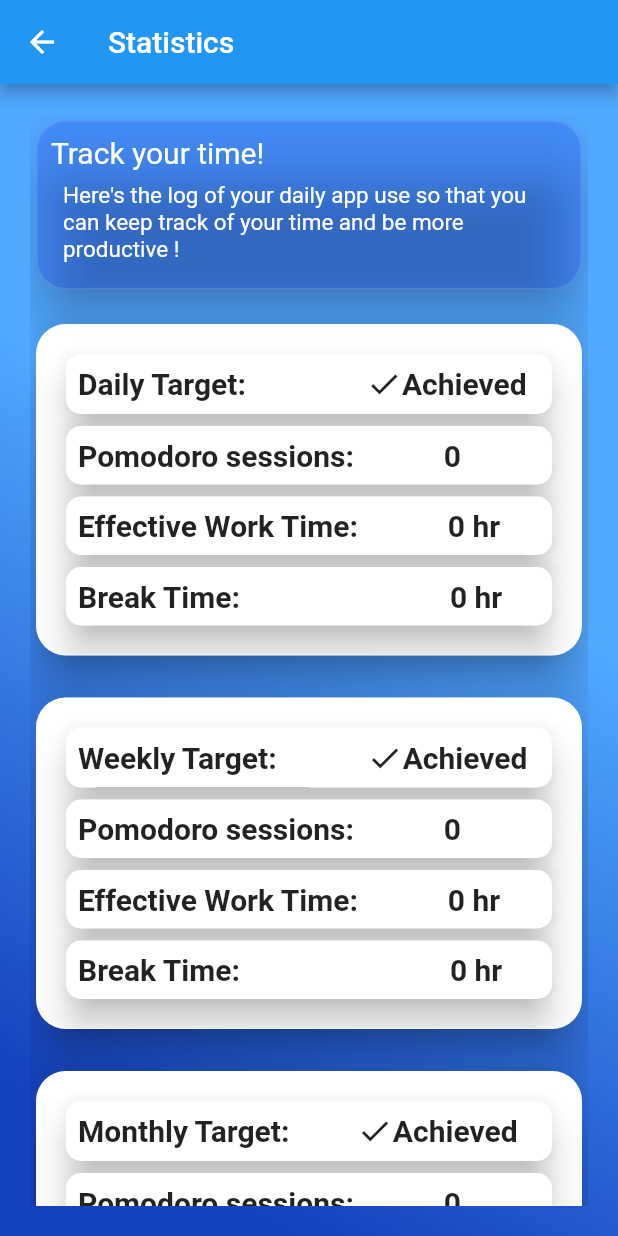
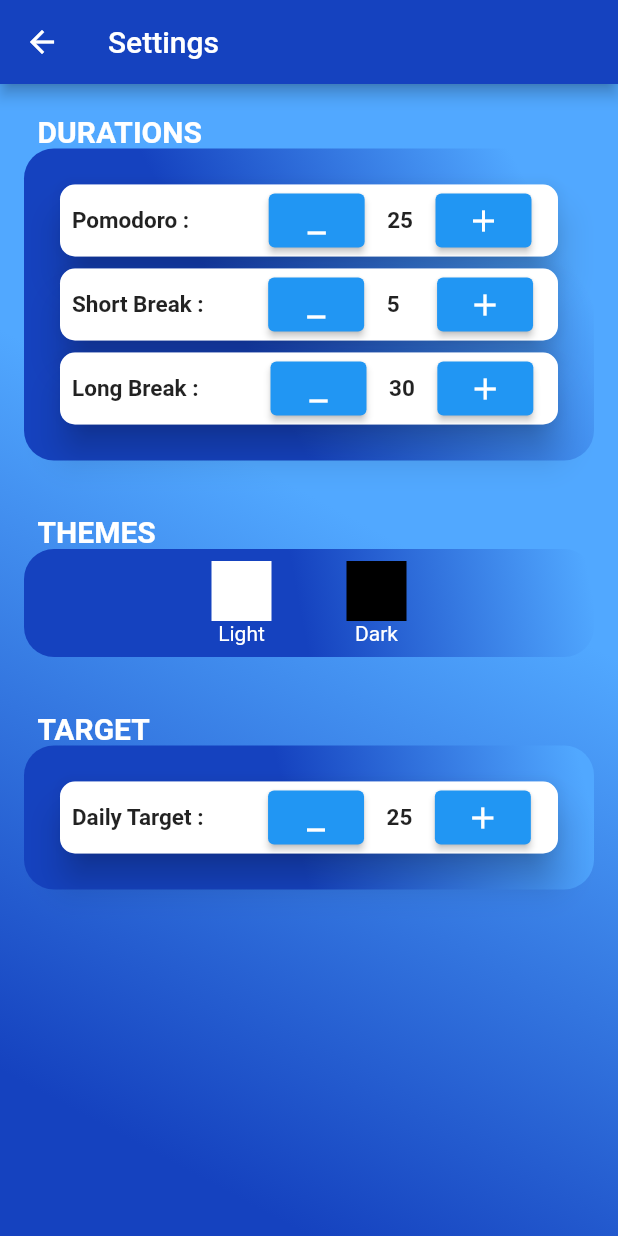
Before and after one commit to Rachita-Dongre/productivityplus, a Flutter app: the screen it shows after launch, on a phone screen of 412 x 824 dp. Run offline on Flutter 3.47's test engine with Material 2 defaults, Android fonts, the phone set to English and light mode, and no system bars; our stand-ins replace percent_indicator.

Commit message:
completed settings ui

```diff
--- a/lib/main.dart
+++ b/lib/main.dart
@@ -2,6 +2,7 @@ import 'package:flutter/material.dart';
 import 'package:productivityplus/screens.dart/home_screen.dart';
 import 'package:productivityplus/screens.dart/login_screen.dart';
 import 'package:productivityplus/screens.dart/register_screen.dart';
+import 'package:productivityplus/screens.dart/settings_screen.dart';
 import 'package:productivityplus/screens.dart/statistics_screen.dart';
 import 'package:productivityplus/utils/routes/routes.dart';
 
@@ -15,8 +16,8 @@ class MyApp extends StatelessWidget {
   @override
   Widget build(BuildContext context) {
     return MaterialApp(
-      home: const StatisticsPage(),
-      initialRoute: MyRoutes.statisticsRoute,
+      home: const SettingsPage(),
+      initialRoute: MyRoutes.settingsRoute,
       routes: {
         //"/": (context) => LoginPage(),
         MyRoutes.loginRoute: (context) => const LoginPage(),
@@ -24,7 +25,7 @@ class MyApp extends StatelessWidget {
         MyRoutes.registerRoute: (context) => const RegisterPage(),
         // MyRoutes.emailVerificationRoute: (context) => EmailVerificationPage(),
         MyRoutes.statisticsRoute: (context) => const StatisticsPage(),
-        // MyRoutes.settingsRoute: (context) => SettingsPage(),
+        MyRoutes.settingsRoute: (context) => const SettingsPage(),
       },
     );
   }
--- a/lib/screens.dart/settings_screen.dart
+++ b/lib/screens.dart/settings_screen.dart
@@ -0,0 +1,401 @@
+//settings page for the app.
+
+import 'package:flutter/material.dart';
+import 'package:productivityplus/screens.dart/statistics_screen.dart';
+
+class SettingsPage extends StatefulWidget {
+  const SettingsPage({super.key});
+
+  @override
+  State<SettingsPage> createState() => _SettingsPageState();
+}
+
+class _SettingsPageState extends State<SettingsPage> {
+  int pomodoroTime = 25;
+  int breakTime = 5;
+  int longBreakTime = 30;
+
+  @override
+  Widget build(BuildContext context) {
+    return Scaffold(
+      appBar: AppBar(
+        title: const Text("Settings"),
+        backgroundColor: const Color.fromARGB(255, 21, 66, 191),
+      ),
+      body: Container(
+        decoration: const BoxDecoration(
+          gradient: LinearGradient(
+            colors: [Color(0xff1542bf), Color(0xff51a8ff)],
+            begin: FractionalOffset(0.5, 1),
+          ),
+        ),
+        child: Column(
+          mainAxisAlignment: MainAxisAlignment.start,
+          crossAxisAlignment: CrossAxisAlignment.start,
+          children: [
+            const SizedBox(
+              height: 20.0,
+            ),
+            const Padding(
+              padding: EdgeInsets.fromLTRB(25, 0, 0, 0),
+              child: Text(
+                "DURATIONS",
+                style: TextStyle(
+                  color: Colors.white,
+                  fontSize: 20.0,
+                  fontWeight: FontWeight.bold,
+                ),
+              ),
+            ),
+            //durations card
+            Padding(
+              padding: const EdgeInsets.fromLTRB(16, 0, 16, 16),
+              child: Container(
+                decoration: const BoxDecoration(
+                  gradient: LinearGradient(
+                    colors: [Color(0xff1542bf), Color(0xff51a8ff)],
+                    begin: FractionalOffset(0.5, 1),
+                  ),
+                  borderRadius: BorderRadius.all(Radius.circular(20)),
+                ),
+                child: Padding(
+                  padding: const EdgeInsets.all(20.0),
+                  child: Column(
+                    children: [
+                      Card(
+                        shape: RoundedRectangleBorder(
+                          side: const BorderSide(
+                            color: Colors.white30,
+                          ),
+                          borderRadius: BorderRadius.circular(10),
+                        ),
+                        elevation: 10.0,
+                        child: Row(
+                          children: [
+                            const Padding(
+                              padding: EdgeInsets.all(8.0),
+                              child: Text(
+                                "Pomodoro :",
+                                style: TextStyle(
+                                    fontWeight: FontWeight.bold,
+                                    fontSize: 15.0),
+                              ),
+                            ),
+                            const SizedBox(
+                              width: 45.0,
+                            ),
+                            ElevatedButton(
+                              onPressed: () {
+                                setState(() {
+                                  pomodoroTime--;
+                                });
+                              },
+                              child: const Icon(Icons.minimize),
+                            ),
+                            const SizedBox(
+                              width: 15.0,
+                            ),
+                            Text(
+                              "$pomodoroTime",
+                              style: const TextStyle(
+                                  fontWeight: FontWeight.bold, fontSize: 15.0),
+                            ),
+                            const SizedBox(
+                              width: 15.0,
+                            ),
+                            ElevatedButton(
+                              onPressed: () {
+                                setState(() {
+                                  pomodoroTime++;
+                                });
+                              },
+                              child: const Icon(Icons.add),
+                            )
+                          ],
+                        ),
+                      ),
+                      Card(
+                        shape: RoundedRectangleBorder(
+                          side: const BorderSide(
+                            color: Colors.white30,
+                          ),
+                          borderRadius: BorderRadius.circular(10),
+                        ),
+                        elevation: 10.0,
+                        child: Row(
+                          children: [
+                            const Padding(
+                              padding: EdgeInsets.all(8.0),
+                              child: Text(
+                                "Short Break :",
+                                style: TextStyle(
+                                    fontWeight: FontWeight.bold,
+                                    fontSize: 15.0),
+                              ),
+                            ),
+                            const SizedBox(
+                              width: 35.0,
+                            ),
+                            ElevatedButton(
+                              onPressed: () {
+                                setState(() {
+                                  breakTime--;
+                                });
+                              },
+                              child: const Icon(Icons.minimize),
+                            ),
+                            const SizedBox(
+                              width: 15.0,
+                            ),
+                            Text(
+                              "$breakTime",
+                              style: const TextStyle(
+                                  fontWeight: FontWeight.bold, fontSize: 15.0),
+                            ),
+                            const SizedBox(
+                              width: 25.0,
+                            ),
+                            ElevatedButton(
+                              onPressed: () {
+                                setState(() {
+                                  breakTime++;
+                                });
+                              },
+                              child: const Icon(Icons.add),
+                            )
+                          ],
+                        ),
+                      ),
+                      Card(
+                        shape: RoundedRectangleBorder(
+                          side: const BorderSide(
+                            color: Colors.white30,
+                          ),
+                          borderRadius: BorderRadius.circular(10),
+                        ),
+                        elevation: 10.0,
+                        child: Row(
+                          children: [
+                            const Padding(
+                              padding: EdgeInsets.all(8.0),
+                              child: Text(
+                                "Long Break :",
+                                style: TextStyle(
+                                    fontWeight: FontWeight.bold,
+                                    fontSize: 15.0),
+                              ),
+                            ),
+                            const SizedBox(
+                              width: 40.0,
+                            ),
+                            ElevatedButton(
+                              onPressed: () {
+                                setState(() {
+                                  longBreakTime--;
+                                });
+                              },
+                              child: const Icon(Icons.minimize),
+                            ),
+                            const SizedBox(
+                              width: 15.0,
+                            ),
+                            Text(
+                              "$longBreakTime",
+                              style: const TextStyle(
+                                  fontWeight: FontWeight.bold, fontSize: 15.0),
+                            ),
+                            const SizedBox(
+                              width: 15.0,
+                            ),
+                            ElevatedButton(
+                              onPressed: () {
+                                setState(() {
+                                  longBreakTime++;
+                                });
+                              },
+                              child: const Icon(Icons.add),
+                            )
+                          ],
+                        ),
+                      ),
+                    ],
+                  ),
+                ),
+              ),
+            ),
+
+            const SizedBox(
+              height: 20.0,
+            ),
+            //themes section
+            const Padding(
+              padding: EdgeInsets.fromLTRB(25, 0, 0, 0),
+              child: Text(
+                "THEMES",
+                style: TextStyle(
+                  color: Colors.white,
+                  fontSize: 20.0,
+                  fontWeight: FontWeight.bold,
+                ),
+              ),
+            ),
+            //themes card
+            Padding(
+              padding: const EdgeInsets.fromLTRB(16, 0, 16, 16),
+              child: Container(
+                decoration: const BoxDecoration(
+                  gradient: LinearGradient(
+                    colors: [Color(0xff1542bf), Color(0xff51a8ff)],
+                    begin: FractionalOffset(0.5, 1),
+                  ),
+                  borderRadius: BorderRadius.all(Radius.circular(20)),
+                ),
+                child: Padding(
+                  padding: const EdgeInsets.all(8.0),
+                  child: Row(
+                    mainAxisAlignment: MainAxisAlignment.center,
+                    children: [
+                      Column(
+                        children: [
+                          InkWell(
+                            onTap: () {},
+                            child: Container(
+                              height: 40.0,
+                              width: 40.0,
+                              color: Colors.white,
+                            ),
+                          ),
+                          const Text(
+                            "Light",
+                            style: TextStyle(color: Colors.white),
+                          ),
+                        ],
+                      ),
+                      const SizedBox(
+                        width: 50.0,
+                      ),
+                      Column(
+                        children: [
+                          InkWell(
+                            onTap: () {},
+                            child: Container(
+                              height: 40.0,
+                              width: 40.0,
+                              color: Colors.black,
+                            ),
+                          ),
+                          const Text(
+                            "Dark",
+                            style: TextStyle(color: Colors.white),
+                          ),
+                        ],
+                      ),
+                    ],
+                  ),
+                ),
+              ),
+            ),
+            const SizedBox(
+              height: 20.0,
+            ),
+            //Target section
+            const Padding(
+              padding: EdgeInsets.fromLTRB(25, 0, 0, 0),
+              child: Text(
+                "TARGET",
+                style: TextStyle(
+                  color: Colors.white,
+                  fontSize: 20.0,
+                  fontWeight: FontWeight.bold,
+                ),
+              ),
+            ),
+            //target card
+            Padding(
+              padding: const EdgeInsets.fromLTRB(16, 0, 16, 16),
+              child: Container(
+                decoration: const BoxDecoration(
+                  gradient: LinearGradient(
+                    colors: [Color(0xff1542bf), Color(0xff51a8ff)],
+                    begin: FractionalOffset(0.5, 1),
+                  ),
+                  borderRadius: BorderRadius.all(Radius.circular(20)),
+                ),
+                child: Padding(
+                  padding: const EdgeInsets.all(20.0),
+                  child: Card(
+                    shape: RoundedRectangleBorder(
+                      side: const BorderSide(
+                        color: Colors.white30,
+                      ),
+                      borderRadius: BorderRadius.circular(10),
+                    ),
+                    elevation: 10.0,
+                    child: Row(
+                      children: [
+                        const Padding(
+                          padding: EdgeInsets.all(8.0),
+                          child: Text(
+                            "Daily Target :",
+                            style: TextStyle(
+                                fontWeight: FontWeight.bold, fontSize: 15.0),
+                          ),
+                        ),
+                        const SizedBox(
+                          width: 35.0,
+                        ),
+                        ElevatedButton(
+                          onPressed: () {
+                            setState(() {
+                              pomodoroTime--;
+                            });
+                          },
+                          child: const Icon(Icons.minimize),
+                        ),
+                        const SizedBox(
+                          width: 15.0,
+                        ),
+                        Text(
+                          "$pomodoroTime",
+                          style: const TextStyle(
+                              fontWeight: FontWeight.bold, fontSize: 15.0),
+                        ),
+                        const SizedBox(
+                          width: 15.0,
+                        ),
+                        ElevatedButton(
+                          onPressed: () {
+                            setState(() {
+                              pomodoroTime++;
+                            });
+                          },
+                          child: const Icon(Icons.add),
+                        )
+                      ],
+                    ),
+                  ),
+                ),
+              ),
+            ),
+          ],
+        ),
+      ),
+    );
+  }
+}
+
+// color: const Color.fromARGB(255, 255, 255, 255),
+//                   shape: RoundedRectangleBorder(
+//                     side: const BorderSide(
+//                       color: Colors.white30,
+//                     ),
+//                     borderRadius: BorderRadius.circular(20),
+//                   ),
+//                   elevation: 15.0,
+
+// decoration: const BoxDecoration(
+//                   gradient: LinearGradient(
+//                     colors: [Color(0xff1542bf), Color(0xff51a8ff)],
+//                     begin: FractionalOffset(0.5, 1),
+//                   ),
+//                 ),
```
Also changed, not shown: lib/display_variables.dart (added, +14 -0 lines), lib/screens.dart/home_screen.dart (+28 -2 lines), lib/screens.dart/statistics_screen.dart (+112 -46 lines).
